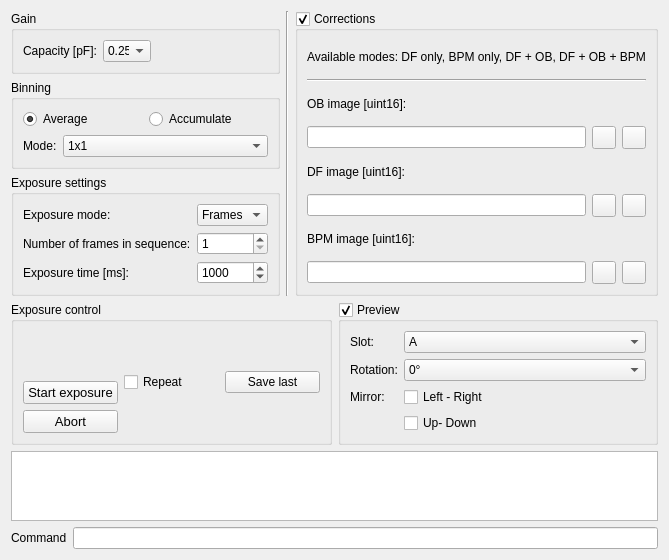
Qt form tomography/ui_elements/XRD1611.ui (LabTelc/Zajex) before a commit.
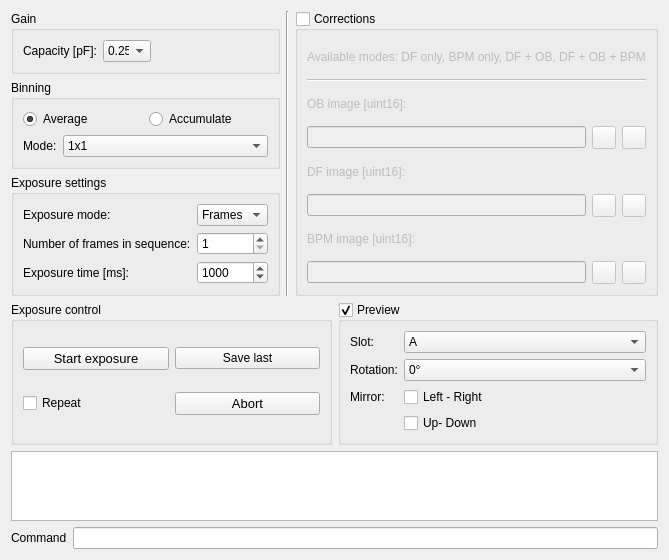
The same form after that commit. Custom widgets are drawn as their Qt base class.

Patch:
```diff
--- a/tomography/ui_elements/XRD1611.ui
+++ b/tomography/ui_elements/XRD1611.ui
@@ -7,7 +7,7 @@
     <x>0</x>
     <y>0</y>
     <width>616</width>
-    <height>531</height>
+    <height>548</height>
    </rect>
   </property>
   <property name="windowTitle">
@@ -236,6 +236,9 @@
        <property name="checkable">
         <bool>true</bool>
        </property>
+       <property name="checked">
+        <bool>false</bool>
+       </property>
        <layout class="QVBoxLayout" name="verticalLayout">
         <item>
          <widget class="QLabel" name="label_9">
@@ -360,15 +363,30 @@
         <string>Exposure control</string>
        </property>
        <layout class="QGridLayout" name="gridLayout">
-        <item row="0" column="2" rowspan="3">
-         <widget class="QPushButton" name="pushButton_2">
+        <item row="0" column="0">
+         <widget class="QPushButton" name="pb_acquire">
+          <property name="font">
+           <font>
+            <pointsize>10</pointsize>
+           </font>
+          </property>
+          <property name="text">
+           <string>Start exposure</string>
+          </property>
+         </widget>
+        </item>
+        <item row="0" column="3">
+         <widget class="QPushButton" name="pb_save">
+          <property name="enabled">
+           <bool>true</bool>
+          </property>
           <property name="text">
            <string>Save last</string>
           </property>
          </widget>
         </item>
-        <item row="2" column="0">
-         <widget class="QPushButton" name="pushButton_3">
+        <item row="1" column="3">
+         <widget class="QPushButton" name="pb_abort">
           <property name="font">
            <font>
             <pointsize>10</pointsize>
@@ -379,25 +397,13 @@
           </property>
          </widget>
         </item>
-        <item row="0" column="1" rowspan="3">
-         <widget class="QCheckBox" name="checkBox_3">
+        <item row="1" column="0">
+         <widget class="QCheckBox" name="cb_repeat">
           <property name="text">
            <string>Repeat</string>
           </property>
          </widget>
         </item>
-        <item row="1" column="0">
-         <widget class="QPushButton" name="pushButton">
-          <property name="font">
-           <font>
-            <pointsize>10</pointsize>
-           </font>
-          </property>
-          <property name="text">
-           <string>Start exposure</string>
-          </property>
-         </widget>
-        </item>
        </layout>
       </widget>
      </item>
```
Left out of the diff: 22 changed lines with no effect on the pictures.
